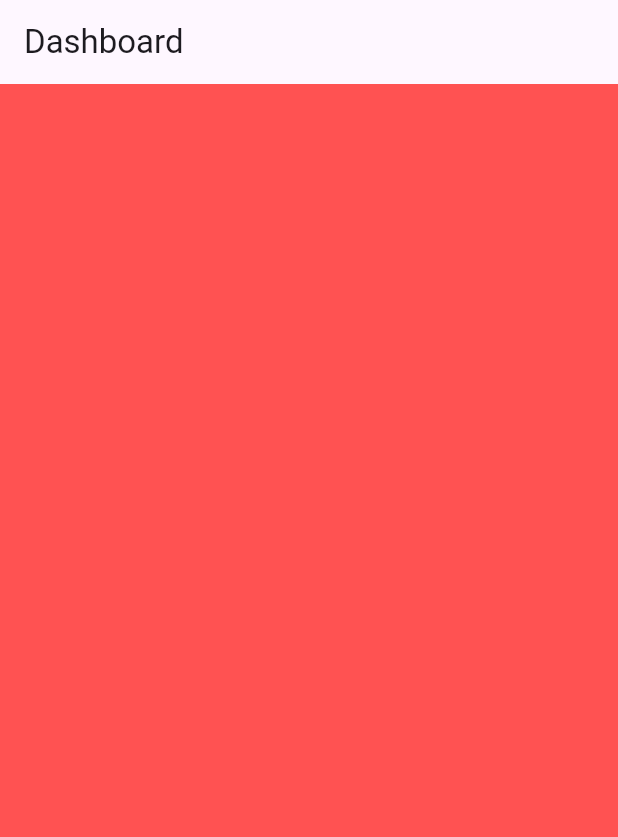
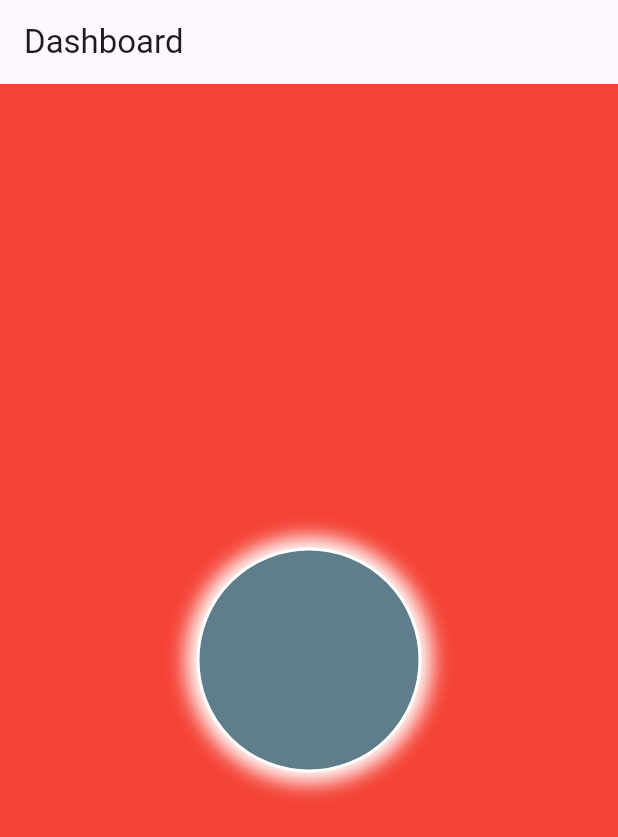
Before and after one commit to AyushSingh172000/Flutter-Repository, a Flutter app: the screen it shows after launch, on a phone screen of 412 x 824 dp. Shown: the top 837 px of the screen. Run offline on Flutter 3.47's test engine with Material 3 defaults, Android fonts, the phone set to English and light mode, and no system bars.

Commit message:
decoration-box

```diff
--- a/Flutter-Project/demo_project/lib/main.dart
+++ b/Flutter-Project/demo_project/lib/main.dart
@@ -28,7 +28,35 @@ class DashBoardScreen extends StatelessWidget {
       ),
 
       body: Container(
-        color: Colors.redAccent,
+        //width: double.infinity, //Takes full width
+        //height: double.infinity, //Takes full screen height
+        color: Colors.red.shade500,
+        child: Center(
+          child: Container(
+            width: 150,
+            height: 150,
+            // color: Colors.blueGrey, it will throw an erro because when we use decoration box we have to declare the color inside that box.
+            decoration: BoxDecoration(
+              color: Colors.blueGrey,
+              //borderRadius: BorderRadius.circular(20)
+              //borderRadius: BorderRadius.only(topLeft: Radius.circular(20), bottomRight: Radius.circular(20))
+              //borderRadius: BorderRadius.all(Radius.circular(21)),
+              border: Border.all(
+                width: 2,
+                color: Colors.white
+              ),
+              boxShadow: [
+                BoxShadow(
+                  blurRadius: 11,
+                  color: Colors.white,
+                  spreadRadius: 7
+                )
+              ],
+              shape: BoxShape.circle, // when we applying this we have to remove the border radius because it will give the error. In circle there will be no need of border radius.
+            ),
+          ),
+        ),
+
       ),
     );
 
```
Also changed, not shown: 1 other file.
